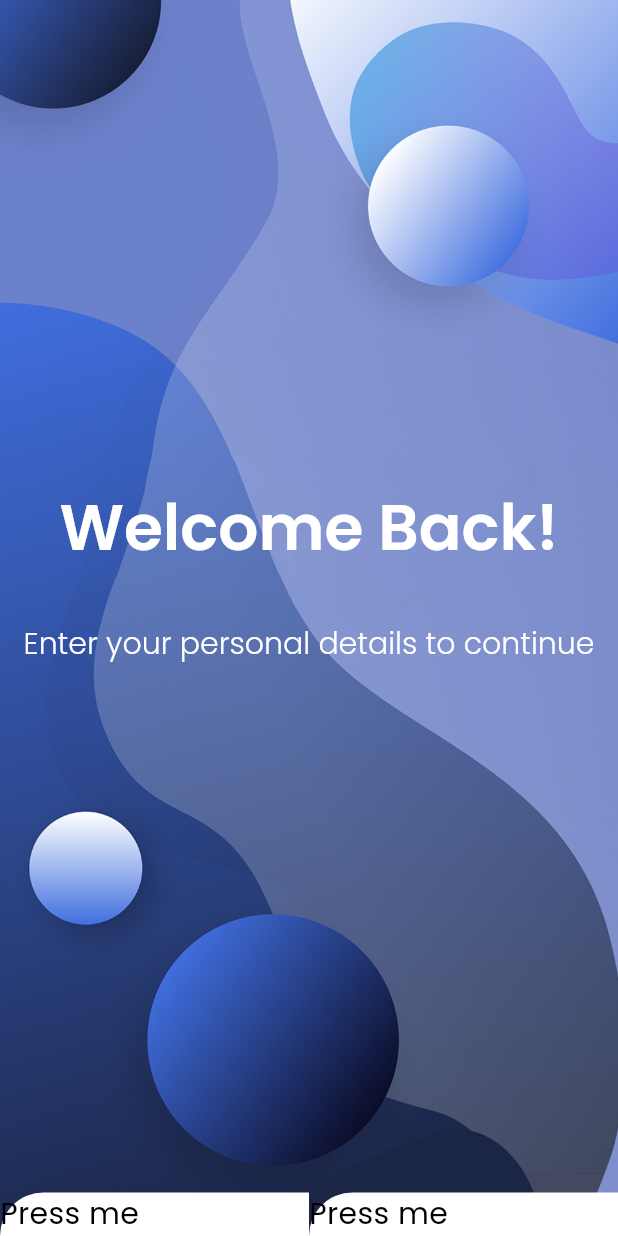
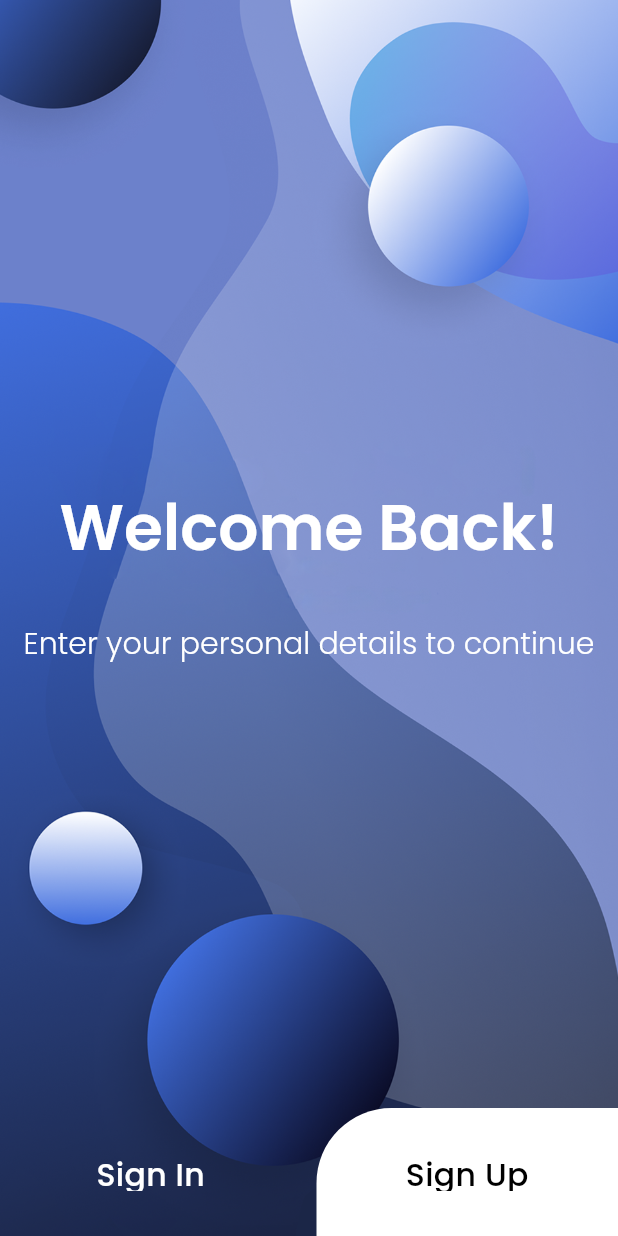
Before and after one commit to DivyankSisodia/video-color-extractor-App, a Flutter app: the screen it shows after launch, on a phone screen of 412 x 824 dp. Run offline on Flutter 3.47's test engine with Material 3 defaults, Android fonts, the phone set to English and light mode, and no system bars; our stand-ins replace gap, google_fonts, image_picker, palette_generator, video_player; missing offline and left inert: video_thumbnail.

Commit message:
created welcome page

```diff
--- a/lib/screens/welcome_screen.dart
+++ b/lib/screens/welcome_screen.dart
@@ -1,5 +1,8 @@
+import 'package:color_extractor/screens/login_screen.dart';
+import 'package:flutter/cupertino.dart';
 import 'package:flutter/material.dart';
 import 'package:flutter/widgets.dart';
+import 'package:gap/gap.dart';
 import 'package:google_fonts/google_fonts.dart';
 
 import '../widgets/button_widget.dart';
@@ -46,14 +49,35 @@ class WelcomeScreen extends StatelessWidget {
               ),
             ),
           ),
-          const Flexible(
+          Flexible(
             flex: 1,
             child: Align(
               alignment: Alignment.bottomRight,
               child: Row(
                 children: [
-                  Expanded(child: ButtonWidget()),
-                  Expanded(child: ButtonWidget()),
+                  Expanded(
+                    child: GestureDetector(
+                      onTap: () {
+                        Navigator.push(
+                            context,
+                            MaterialPageRoute(
+                                builder: (context) => const LoginScreen()));
+                      },
+                      child: const ButtonWidget(
+                        textColor: Colors.white,
+                        bgColor: Colors.transparent,
+                        text: 'Sign In',
+                      ),
+                    ),
+                  ),
+                  const Gap(10),
+                  const Expanded(
+                    child: ButtonWidget(
+                      textColor: Colors.black,
+                      bgColor: Colors.white,
+                      text: 'Sign Up',
+                    ),
+                  ),
                 ],
               ),
             ),
--- a/lib/widgets/button_widget.dart
+++ b/lib/widgets/button_widget.dart
@@ -1,27 +1,40 @@
+// ignore_for_file: public_member_api_docs, sort_constructors_first
 import 'package:flutter/material.dart';
 import 'package:google_fonts/google_fonts.dart';
 
 class ButtonWidget extends StatelessWidget {
   const ButtonWidget({
-    super.key,
-  });
+    Key? key,
+    required this.text,
+    required this.bgColor,
+    required this.textColor,
+  }) : super(key: key);
+
+  final String text;
+  final Color bgColor;
+  final Color textColor;
 
   @override
   Widget build(BuildContext context) {
     return Container(
-      decoration: const BoxDecoration(
-        color: Colors.white,
-        borderRadius: BorderRadius.only(
+      padding: const EdgeInsets.all(30.0),
+      decoration: BoxDecoration(
+        color: bgColor,
+        borderRadius: const BorderRadius.only(
           topLeft: Radius.circular(50.0),
+          // bottomRight: Radius.circular(25.0),
         ),
       ),
-      child: Text('Press me',
-          style: TextStyle(
-            color: Colors.black,
-            fontFamily: GoogleFonts.poppins().fontFamily,
-            fontWeight: FontWeight.w400,
-            fontSize: 20.0,
-          )),
+      child: Text(
+        text,
+        textAlign: TextAlign.center,
+        style: TextStyle(
+          color: textColor,
+          fontFamily: GoogleFonts.poppins().fontFamily,
+          fontWeight: FontWeight.w500,
+          fontSize: 21.0,
+        ),
+      ),
     );
   }
 }
--- a/pubspec.yaml
+++ b/pubspec.yaml
@@ -32,6 +32,7 @@ dependencies:
   file_picker: ^8.0.0+1
   flutter:
     sdk: flutter
+  gap: ^3.0.1
   google_fonts: ^6.2.1
   image: ^4.1.7
   image_picker: ^1.0.8
```
Also changed, not shown: pubspec.lock.
